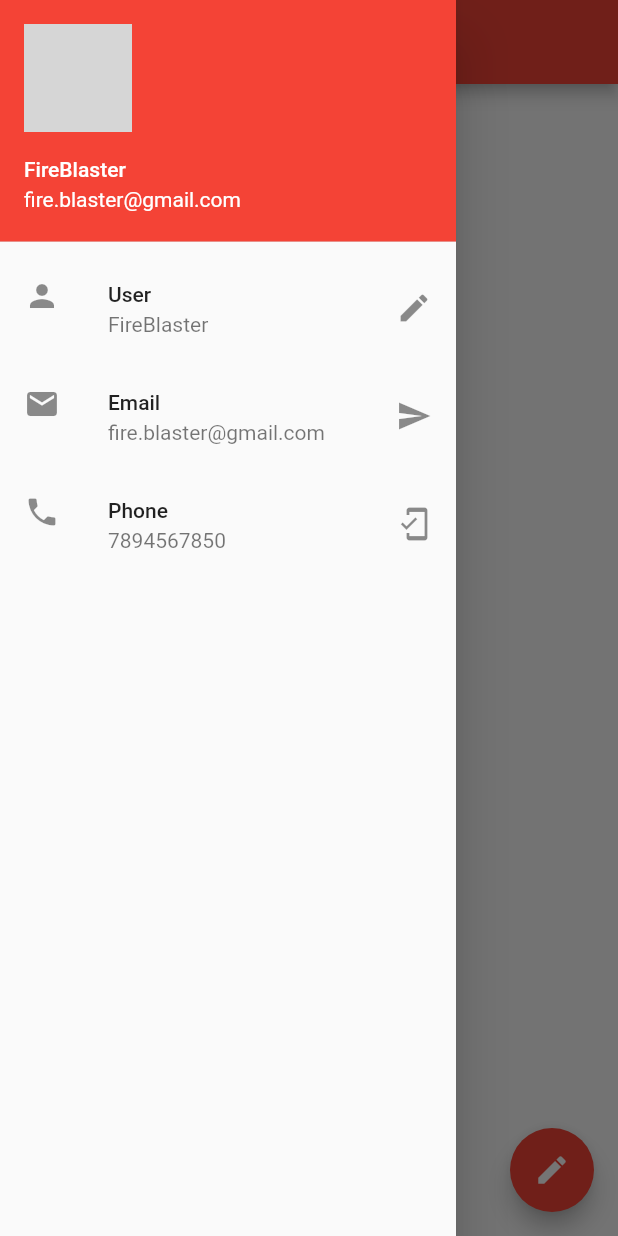
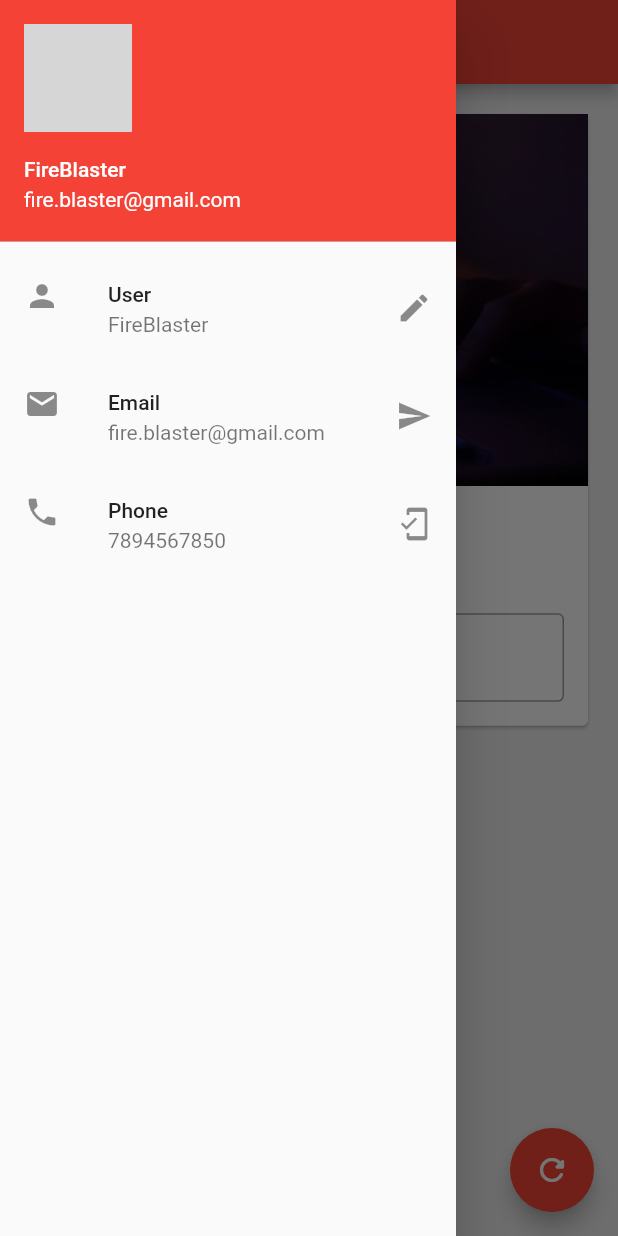
Before and after one commit to fire-blaster/flutter, a Flutter app: the screen it shows after launch, with the side drawer open, on a phone screen of 412 x 824 dp. Run offline on Flutter 3.47's test engine with Material 2 defaults, Android fonts, the light colour scheme and no system bars; network calls fail; grey boxes are pictures that could not be loaded.

Commit message:
Ch 3 completed

```diff
--- /dev/null
+++ b/lib/bgImage.dart
@@ -0,0 +1,11 @@
+import 'package:flutter/material.dart';
+
+class bgImage extends StatelessWidget {
+  @override
+  Widget build(BuildContext context) {
+    return Image.asset(
+      "assets/login.jpg",
+      fit: BoxFit.cover,
+    );
+  }
+}
--- /dev/null
+++ b/lib/changeNameCard.dart
@@ -0,0 +1,46 @@
+import 'package:flutter/material.dart';
+
+import 'bgImage.dart';
+
+class changeNameCard extends StatelessWidget {
+  const changeNameCard({
+    Key? key,
+    required this.myText,
+    required TextEditingController nameController,
+  })  : _nameController = nameController,
+        super(key: key);
+
+  final String myText;
+  final TextEditingController _nameController;
+
+  @override
+  Widget build(BuildContext context) {
+    return Column(
+      children: <Widget>[
+        bgImage(),
+        const SizedBox(
+          height: 20,
+        ),
+        Text(
+          myText,
+          style: const TextStyle(fontSize: 25, fontWeight: FontWeight.bold),
+        ),
+        const SizedBox(
+          height: 20,
+        ),
+        Padding(
+          padding: const EdgeInsets.all(16.0),
+          child: TextField(
+            controller: _nameController,
+            keyboardType: TextInputType.name,
+            decoration: const InputDecoration(
+              border: OutlineInputBorder(),
+              hintText: "Enter Name",
+              labelText: "Name*",
+            ),
+          ),
+        )
+      ],
+    );
+  }
+}
--- /dev/null
+++ b/lib/drawer.dart
@@ -0,0 +1,41 @@
+import 'package:flutter/material.dart';
+
+class MyDrawer extends StatelessWidget {
+  @override
+  Widget build(BuildContext context) {
+    return Drawer(
+      child: ListView(
+        padding: EdgeInsets.zero,
+        children: const <Widget>[
+          UserAccountsDrawerHeader(
+            accountName: Text("FireBlaster"),
+            accountEmail: Text("fire.blaster@gmail.com"),
+            currentAccountPicture: CircleAvatar(
+              backgroundImage: NetworkImage(
+                "https://media.istockphoto.com/photos/evil-skull-in-flames-and-smoke-picture-id483530145?k=20&m=483530145&s=612x612&w=0&h=BESMbH43tJqfHS85mPMT3mhzq0Ja0eshNSzaoAEgNNk=",
+              ),
+            ),
+          ),
+          ListTile(
+            leading: Icon(Icons.person),
+            title: Text("User"),
+            subtitle: Text("FireBlaster"),
+            trailing: Icon(Icons.edit),
+          ),
+          ListTile(
+            leading: Icon(Icons.email),
+            title: Text("Email"),
+            subtitle: Text("fire.blaster@gmail.com"),
+            trailing: Icon(Icons.send),
+          ),
+          ListTile(
+            leading: Icon(Icons.phone),
+            title: Text("Phone"),
+            subtitle: Text("7894567850"),
+            trailing: Icon(Icons.mobile_friendly),
+          ),
+        ],
+      ),
+    );
+  }
+}
--- a/lib/main.dart
+++ b/lib/main.dart
@@ -1,61 +1,11 @@
 import 'package:flutter/material.dart';
+
+import 'pages/HomePage.dart';
 
 void main() {
   runApp(MaterialApp(
     title: "Fire Blaster",
-    home: HomePage(),
+    home: const HomePage(),
     theme: ThemeData(primarySwatch: Colors.red),
   ));
 }
-
-// ignore: use_key_in_widget_constructors
-class HomePage extends StatelessWidget {
-  @override
-  Widget build(BuildContext context) {
-    return Scaffold(
-      appBar: AppBar(
-        title: const Text("Fire Blaster"),
-        centerTitle: true,
-      ),
-      body: Container(),
-      drawer: Drawer(
-        child: ListView(
-          padding: EdgeInsets.zero,
-          children: const <Widget>[
-            UserAccountsDrawerHeader(
-              accountName: Text("FireBlaster"),
-              accountEmail: Text("fire.blaster@gmail.com"),
-              currentAccountPicture: CircleAvatar(
-                backgroundImage: NetworkImage(
-                  "https://media.istockphoto.com/photos/evil-skull-in-flames-and-smoke-picture-id483530145?k=20&m=483530145&s=612x612&w=0&h=BESMbH43tJqfHS85mPMT3mhzq0Ja0eshNSzaoAEgNNk=",
-                ),
-              ),
-            ),
-            ListTile(
-              leading: Icon(Icons.person),
-              title: Text("User"),
-              subtitle: Text("FireBlaster"),
-              trailing: Icon(Icons.edit),
-            ),
-            ListTile(
-              leading: Icon(Icons.email),
-              title: Text("Email"),
-              subtitle: Text("fire.blaster@gmail.com"),
-              trailing: Icon(Icons.send),
-            ),
-            ListTile(
-              leading: Icon(Icons.phone),
-              title: Text("Phone"),
-              subtitle: Text("7894567850"),
-              trailing: Icon(Icons.mobile_friendly),
-            ),
-          ],
-        ),
-      ),
-      floatingActionButton: FloatingActionButton(
-        onPressed: () {},
-        child: const Icon(Icons.edit),
-      ),
-    );
-  }
-}
--- /dev/null
+++ b/lib/pages/HomePage.dart
@@ -0,0 +1,48 @@
+import 'package:flutter/material.dart';
+
+import '../changeNameCard.dart';
+import '../drawer.dart';
+
+class HomePage extends StatefulWidget {
+  const HomePage({Key? key}) : super(key: key);
+
+  @override
+  State<HomePage> createState() => _HomePageState();
+}
+
+class _HomePageState extends State<HomePage> {
+  TextEditingController _nameController = TextEditingController();
+  var myText = "Login";
+  @override
+  void initState() {
+    super.initState();
+  }
+
+  @override
+  Widget build(BuildContext context) {
+    return Scaffold(
+      backgroundColor: Colors.grey[200],
+      appBar: AppBar(
+        title: const Text("Fire Blaster"),
+        centerTitle: true,
+      ),
+      body: Padding(
+        padding: const EdgeInsets.all(16.0),
+        child: SingleChildScrollView(
+          child: Card(
+            child:
+                changeNameCard(myText: myText, nameController: _nameController),
+          ),
+        ),
+      ),
+      drawer: MyDrawer(),
+      floatingActionButton: FloatingActionButton(
+        onPressed: () {
+          myText = _nameController.text;
+          setState(() {});
+        },
+        child: const Icon(Icons.refresh_rounded),
+      ),
+    );
+  }
+}
--- a/pubspec.yaml
+++ b/pubspec.yaml
@@ -59,8 +59,8 @@ flutter:
   uses-material-design: true
 
   # To add assets to your application, add an assets section, like this:
-  # assets:
-  #   - images/a_dot_burr.jpeg
+  assets:
+    - assets/
   #   - images/a_dot_ham.jpeg
 
   # An image asset can refer to one or more resolution-specific "variants", see
```
Also changed, not shown: assets/login.jpg (added).
